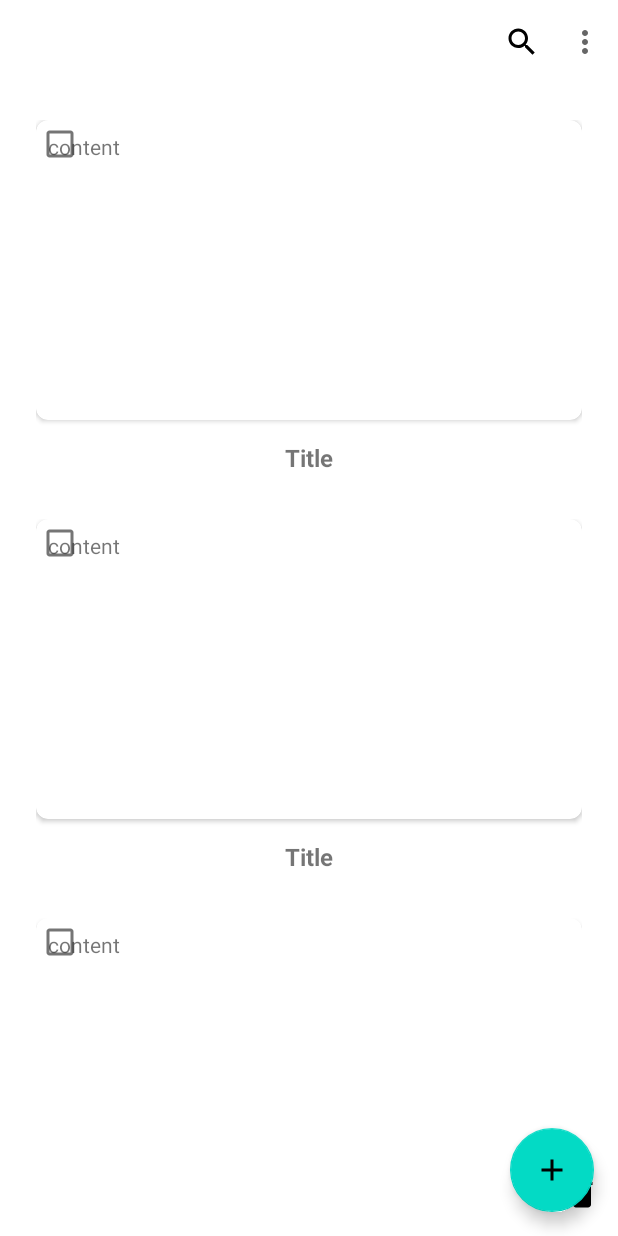
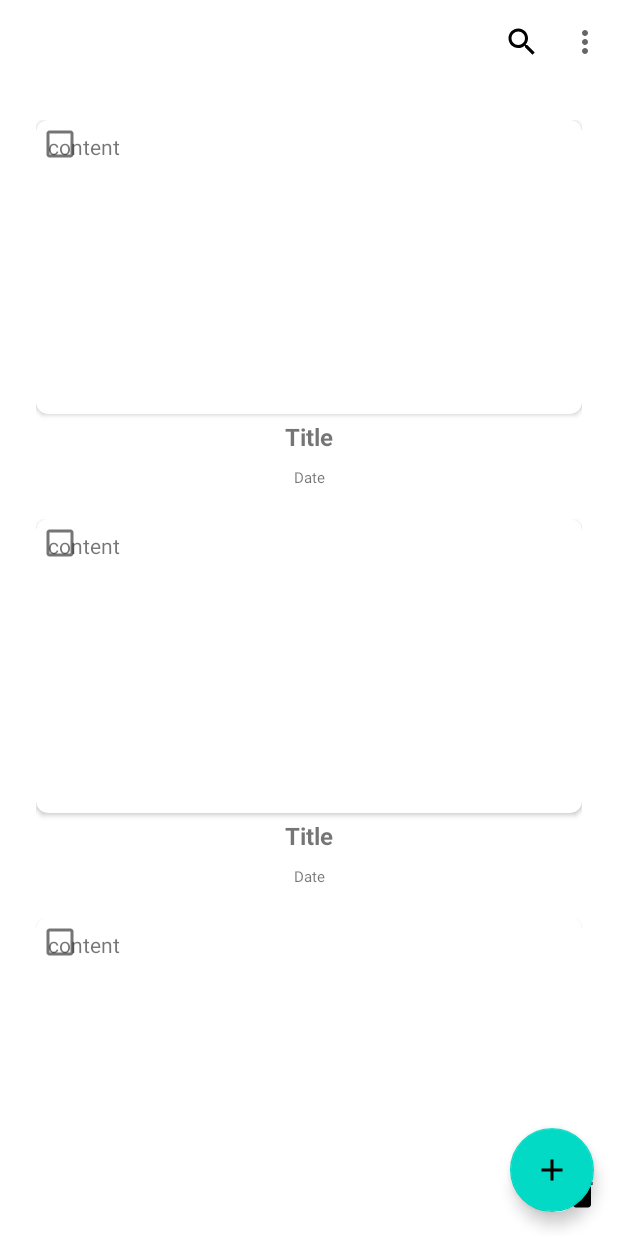
Before and after one commit to ldj526/MyMemo, an Android app: the layout activity_main.xml on its own in the app's theme, with its tools: preview values and no code run, on a phone screen of 412 x 824 dp. Run offline under Robolectric (Android 15) with nearby library versions, the phone set to English and light mode, and no system bars.

Commit message:
feat: RecyclerView에 날짜 추가
날짜 내림차순으로 RecyclerView가 보여짐

```diff
--- a/app/src/main/java/eu/tutorials/mymemo/activity/EditMemoActivity.kt
+++ b/app/src/main/java/eu/tutorials/mymemo/activity/EditMemoActivity.kt
@@ -3,7 +3,6 @@ package eu.tutorials.mymemo.activity
 import android.os.Build
 import android.os.Bundle
 import android.text.TextUtils
-import android.widget.Button
 import android.widget.EditText
 import android.widget.ImageView
 import android.widget.Toast
@@ -57,7 +56,7 @@ class EditMemoActivity : AppCompatActivity() {
             if (TextUtils.isEmpty(title) || TextUtils.isEmpty(content)) {
                 Toast.makeText(applicationContext, "제목과 내용을 입력해주세요.", Toast.LENGTH_LONG).show()
             } else {
-                val memo = Memo(currentId!!, title, content, false)
+                val memo = Memo(currentId!!, title, content, currentMemo?.date, false)
                 memoViewModel.update(memo)
                 finish()
             }
--- a/app/src/main/java/eu/tutorials/mymemo/activity/MemoListAdapter.kt
+++ b/app/src/main/java/eu/tutorials/mymemo/activity/MemoListAdapter.kt
@@ -9,6 +9,7 @@ import android.widget.TextView
 import androidx.recyclerview.widget.RecyclerView
 import eu.tutorials.mymemo.R
 import eu.tutorials.mymemo.model.Memo
+import eu.tutorials.mymemo.utils.convertTimestampToDate
 
 class MemoListAdapter :
     RecyclerView.Adapter<MemoListAdapter.MemoViewHolder>() {
@@ -45,11 +46,13 @@ class MemoListAdapter :
         val checkBox: CheckBox = itemView.findViewById(R.id.checkBox)
         val title: TextView = itemView.findViewById(R.id.tv_title)
         val content: TextView = itemView.findViewById(R.id.tv_content)
+        val date: TextView = itemView.findViewById(R.id.date)
 
         fun bind(memo: Memo) {
             id.text = memo.id.toString()
             title.text = memo.title
             content.text = memo.content
+            date.text = convertTimestampToDate(memo.date!!)
             checkBox.isChecked = memo.isChecked
             checkBox.visibility =
                 if (showCheckBoxes) View.VISIBLE else View.GONE
@@ -85,7 +88,7 @@ class MemoListAdapter :
     }
 
     // checkbox check 상태 확인
-    fun updateCheckboxStates(states: MutableList<Boolean>){
+    fun updateCheckboxStates(states: MutableList<Boolean>) {
         for (i in memoList.indices) {
             memoList[i].isChecked = states[i]
         }
--- a/app/src/main/java/eu/tutorials/mymemo/activity/NewMemoActivity.kt
+++ b/app/src/main/java/eu/tutorials/mymemo/activity/NewMemoActivity.kt
@@ -2,7 +2,7 @@ package eu.tutorials.mymemo.activity
 
 import android.os.Bundle
 import android.text.TextUtils
-import android.widget.Button
+import android.util.Log
 import android.widget.EditText
 import android.widget.ImageView
 import android.widget.Toast
@@ -36,7 +36,9 @@ class NewMemoActivity : AppCompatActivity() {
             if (TextUtils.isEmpty(title) || TextUtils.isEmpty(content)) {
                 Toast.makeText(applicationContext, "제목과 내용을 입력해주세요.", Toast.LENGTH_LONG).show()
             } else {
-                val memo = Memo(null, title, content, false)
+                val timeStamp = System.currentTimeMillis()
+                val memo = Memo(null, title, content, timeStamp, false)
+                Log.d("Check", "$timeStamp")
                 memoViewModel.insert(memo)
                 finish()
             }
--- a/app/src/main/java/eu/tutorials/mymemo/model/Memo.kt
+++ b/app/src/main/java/eu/tutorials/mymemo/model/Memo.kt
@@ -16,6 +16,8 @@ data class Memo(
     val title: String?,
     @ColumnInfo(name = "content")  // 테이블의 열 이름
     val content: String?,
+    @ColumnInfo(name = "date")
+    val date: Long?,
     @ColumnInfo(name = "check")
     var isChecked: Boolean = false
 ) : Parcelable
--- a/app/src/main/java/eu/tutorials/mymemo/room/MemoDao.kt
+++ b/app/src/main/java/eu/tutorials/mymemo/room/MemoDao.kt
@@ -6,7 +6,7 @@ import eu.tutorials.mymemo.model.Memo
 
 @Dao
 interface MemoDao {
-    @Query("SELECT * FROM memo_table")
+    @Query("SELECT * FROM memo_table ORDER BY date DESC")
     fun getAll(): LiveData<List<Memo>>
 
     @Insert
--- a/app/src/main/java/eu/tutorials/mymemo/room/MemoDatabase.kt
+++ b/app/src/main/java/eu/tutorials/mymemo/room/MemoDatabase.kt
@@ -9,7 +9,7 @@ import eu.tutorials.mymemo.model.Memo
 import kotlinx.coroutines.CoroutineScope
 import kotlinx.coroutines.launch
 
-@Database(entities = [Memo::class], version = 2, exportSchema = false)
+@Database(entities = [Memo::class], version = 1, exportSchema = false)
 abstract class MemoDatabase : RoomDatabase() {
     abstract fun memoDao(): MemoDao
 
--- a/app/src/main/res/layout/recyclerview_item.xml
+++ b/app/src/main/res/layout/recyclerview_item.xml
@@ -9,7 +9,7 @@
     <androidx.cardview.widget.CardView
         android:id="@+id/cardView"
         android:layout_width="match_parent"
-        android:layout_height="200dp"
+        android:layout_height="196dp"
         android:foreground="?android:attr/selectableItemBackgroundBorderless"
         android:gravity="center_vertical"
         android:orientation="horizontal"
@@ -57,13 +57,26 @@
         android:id="@+id/tv_title"
         android:layout_width="match_parent"
         android:layout_height="wrap_content"
-        android:padding="8dp"
+        android:gravity="center"
+        android:padding="4dp"
         android:text="Title"
         android:textSize="16sp"
         android:textStyle="bold"
+        app:layout_constraintEnd_toEndOf="parent"
+        app:layout_constraintStart_toStartOf="parent"
+        app:layout_constraintTop_toBottomOf="@+id/cardView" />
+
+    <TextView
+        android:id="@+id/date"
+        android:layout_width="match_parent"
+        android:layout_height="wrap_content"
         android:gravity="center"
+        android:padding="4dp"
+        android:text="Date"
+        android:textSize="10sp"
         app:layout_constraintBottom_toBottomOf="parent"
         app:layout_constraintEnd_toEndOf="parent"
         app:layout_constraintStart_toStartOf="parent"
-        app:layout_constraintTop_toBottomOf="@+id/cardView" />
+        app:layout_constraintTop_toBottomOf="@+id/tv_title" />
+
 </androidx.constraintlayout.widget.ConstraintLayout>
```
Also changed, not shown: app/src/main/java/eu/tutorials/mymemo/utils/DateUtil.kt (added, +14 -0 lines).
